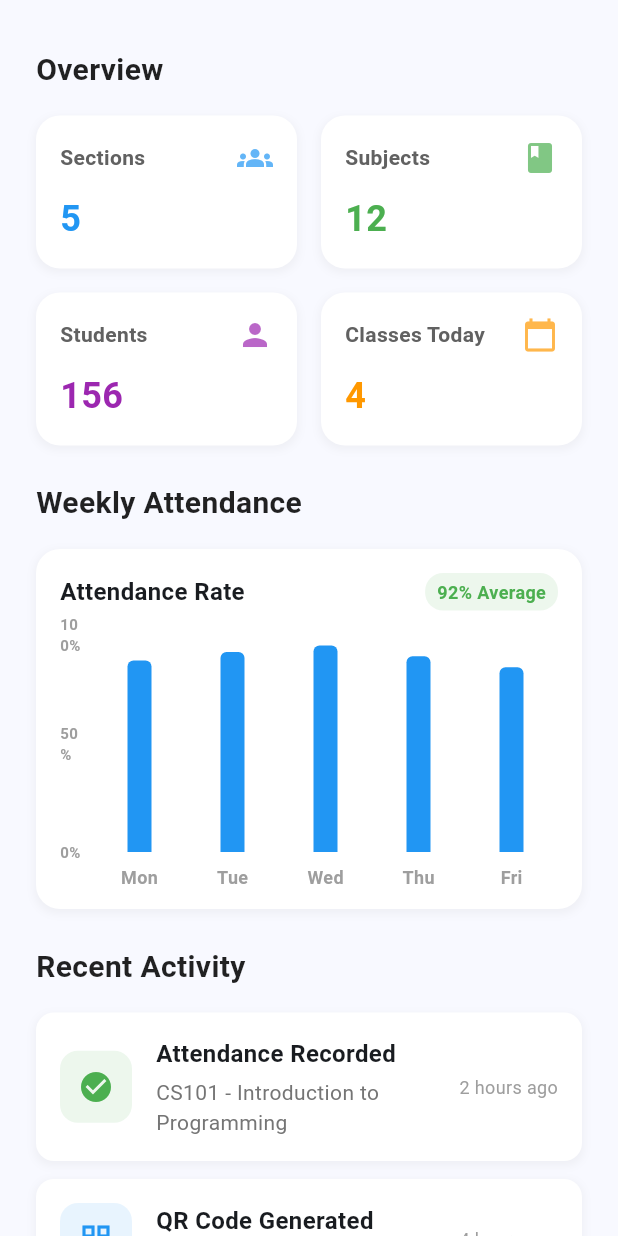
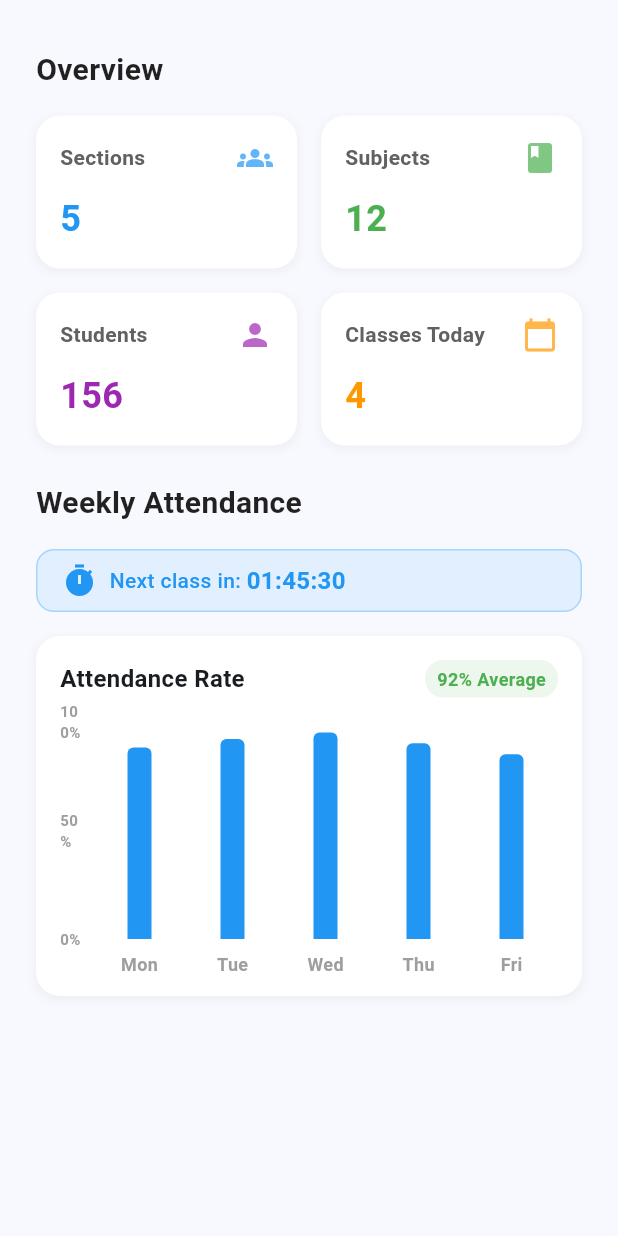
Before and after one commit to CS31A/ams-teacher-mobile, a Flutter app: the DashboardContent widget shown alone on an empty page, opened directly, on a phone screen of 412 x 824 dp. Run offline on Flutter 3.47's test engine with Material 3 defaults, Android fonts, the phone set to English and light mode, and no system bars; drawn by our look-alikes of fl_chart; our stand-ins replace csv, file_picker, flutter_local_notifications, permission_handler, qr_flutter, timezone.

Commit message:
feat:implement time

```diff
--- a/lib/screens/home_screen.dart
+++ b/lib/screens/home_screen.dart
@@ -203,6 +203,40 @@ class DashboardContent extends StatelessWidget {
 
           const SizedBox(height: 16),
 
+          // Countdown Timer
+          Container(
+            padding: const EdgeInsets.symmetric(vertical: 8, horizontal: 16),
+            decoration: BoxDecoration(
+              color: Colors.blue.withOpacity(0.1),
+              borderRadius: BorderRadius.circular(12),
+              border: Border.all(color: Colors.blue.withOpacity(0.3)),
+            ),
+            child: Row(
+              mainAxisSize: MainAxisSize.min,
+              children: [
+                const Icon(Icons.timer, color: Colors.blue),
+                const SizedBox(width: 8),
+                const Text(
+                  'Next class in: ',
+                  style: TextStyle(
+                    fontWeight: FontWeight.w500,
+                    color: Colors.blue,
+                  ),
+                ),
+                Text(
+                  '01:45:30',
+                  style: const TextStyle(
+                    fontWeight: FontWeight.bold,
+                    color: Colors.blue,
+                    fontSize: 16,
+                  ),
+                ),
+              ],
+            ),
+          ),
+
+          const SizedBox(height: 16),
+
           Container(
             height: 240,
             padding: const EdgeInsets.all(16),
@@ -339,49 +373,6 @@ class DashboardContent extends StatelessWidget {
           ),
 
           const SizedBox(height: 24),
-
-          // Recent Activity
-          const Text(
-            'Recent Activity',
-            style: TextStyle(
-              fontSize: 20,
-              fontWeight: FontWeight.bold,
-              color: Colors.black87,
-            ),
-          ),
-
-          const SizedBox(height: 16),
-
-          _buildActivityCard(
-            context,
-            title: 'Attendance Recorded',
-            subtitle: 'CS101 - Introduction to Programming',
-            time: '2 hours ago',
-            icon: Icons.check_circle,
-            color: Colors.green,
-          ),
-
-          const SizedBox(height: 12),
-
-          _buildActivityCard(
-            context,
-            title: 'QR Code Generated',
-            subtitle: 'IT202 - Database Management',
-            time: '4 hours ago',
-            icon: Icons.qr_code,
-            color: Colors.blue,
-          ),
-
-          const SizedBox(height: 12),
-
-          _buildActivityCard(
-            context,
-            title: 'New Student Added',
-            subtitle: 'CS201 - Data Structures',
-            time: 'Yesterday',
-            icon: Icons.person_add,
-            color: Colors.purple,
-          ),
         ],
       ),
     );
```
